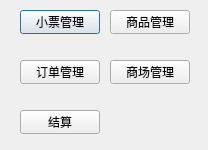
Before: the Qt Designer form dialog.ui in cryring/myorder, drawn with Qt 5.
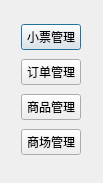
After: the same form once the commit is applied.

The edit to the form file:
```diff
--- a/dialog.ui
+++ b/dialog.ui
@@ -6,77 +6,52 @@
    <rect>
     <x>0</x>
     <y>0</y>
-    <width>208</width>
-    <height>150</height>
+    <width>103</width>
+    <height>183</height>
    </rect>
   </property>
   <property name="windowTitle">
    <string>Dialog</string>
   </property>
+  <widget class="QWidget" name="layoutWidget">
+   <property name="geometry">
+    <rect>
+     <x>10</x>
+     <y>10</y>
+     <width>82</width>
+     <height>161</height>
+    </rect>
+   </property>
+   <layout class="QVBoxLayout" name="verticalLayout">
+    <item>
   <widget class="QPushButton" name="invoiceManageButton">
-   <property name="geometry">
-    <rect>
-     <x>20</x>
-     <y>10</y>
-     <width>80</width>
-     <height>24</height>
-    </rect>
-   </property>
    <property name="text">
     <string>小票管理</string>
    </property>
   </widget>
+    </item>
+    <item>
   <widget class="QPushButton" name="orderManageButton">
-   <property name="geometry">
-    <rect>
-     <x>20</x>
-     <y>60</y>
-     <width>80</width>
-     <height>24</height>
-    </rect>
-   </property>
    <property name="text">
     <string>订单管理</string>
    </property>
   </widget>
-  <widget class="QPushButton" name="settleButton">
-   <property name="geometry">
-    <rect>
-     <x>20</x>
-     <y>110</y>
-     <width>80</width>
-     <height>24</height>
-    </rect>
-   </property>
-   <property name="text">
-    <string>结算</string>
-   </property>
-  </widget>
+    </item>
+    <item>
   <widget class="QPushButton" name="goodsNameManageButton">
-   <property name="geometry">
-    <rect>
-     <x>110</x>
-     <y>10</y>
-     <width>80</width>
-     <height>24</height>
-    </rect>
-   </property>
    <property name="text">
     <string>商品管理</string>
    </property>
   </widget>
+    </item>
+    <item>
   <widget class="QPushButton" name="shopManageButton">
-   <property name="geometry">
-    <rect>
-     <x>110</x>
-     <y>60</y>
-     <width>80</width>
-     <height>24</height>
-    </rect>
-   </property>
    <property name="text">
     <string>商场管理</string>
    </property>
+     </widget>
+    </item>
+   </layout>
   </widget>
  </widget>
  <layoutdefault spacing="6" margin="11"/>
```
Lines whose indentation alone changed are shown as unchanged.
